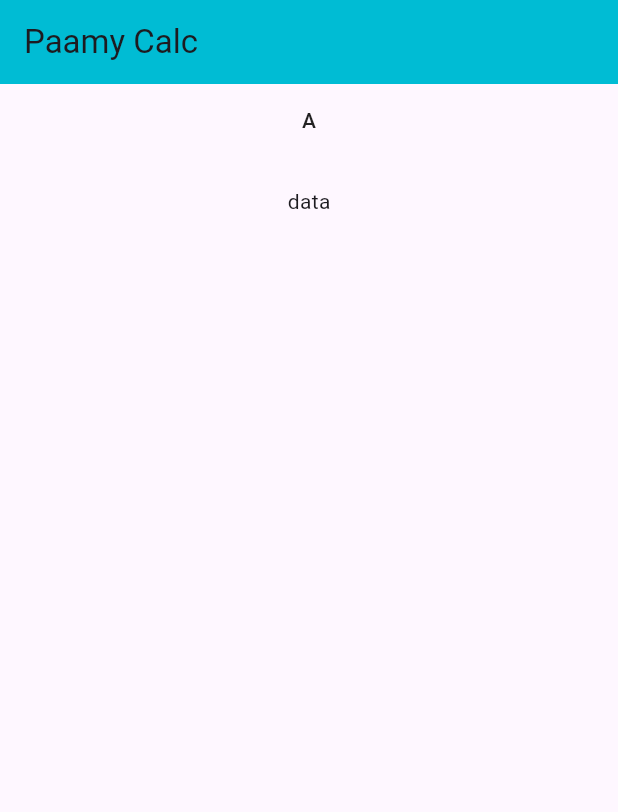
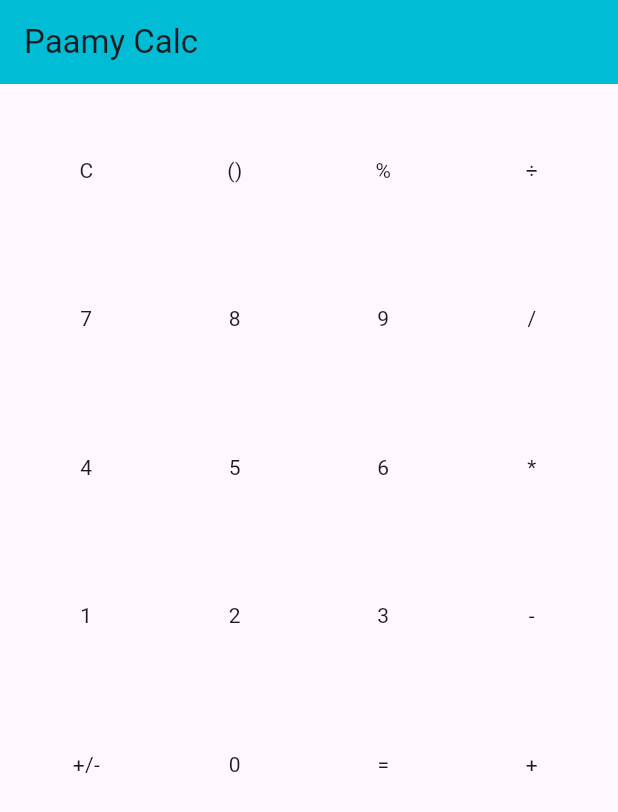
Before and after one commit to Ammarmyp/mcp_calculator, a Flutter app: the screen it shows after launch, on a phone screen of 412 x 824 dp. Shown: the top 812 px of the screen. Run offline on Flutter 3.47's test engine with Material 3 defaults, Android fonts, the phone set to English and light mode, and no system bars.

Commit message:
add the main numbers and operator signs

```diff
--- a/lib/components/custom_button.dart
+++ b/lib/components/custom_button.dart
@@ -1,13 +1,27 @@
 import 'package:flutter/material.dart';
 
 class CustomButton extends StatelessWidget {
-  const CustomButton({super.key});
+  final String label;
+  final Color? bgColor;
+  final Color? textColor;
+  final VoidCallback onPressed;
+  const CustomButton({
+    super.key,
+    required this.label,
+    this.bgColor,
+    this.textColor,
+    required this.onPressed,
+  });
 
   @override
   Widget build(BuildContext context) {
-    return MaterialButton(
-      child: const Text("A"),
-      onPressed: () {},
+    return GestureDetector(
+      onTap: onPressed,
+      child: Container(
+        alignment: Alignment.center,
+        decoration: const BoxDecoration(),
+        child: Text(label),
+      ),
     );
   }
 }
--- a/lib/main.dart
+++ b/lib/main.dart
@@ -18,7 +18,7 @@ class MyApp extends StatelessWidget {
       theme: Appthemedata.lightMode,
       themeMode: Appthemedata.themeMode,
       debugShowCheckedModeBanner: false,
-      routes: {"/": (context) => const SimpleCalculator()},
+      routes: {"/": (context) => SimpleCalculator()},
     );
   }
 }
--- a/lib/screens/simple_calculator.dart
+++ b/lib/screens/simple_calculator.dart
@@ -2,7 +2,30 @@ import 'package:flutter/material.dart';
 import 'package:mcp_calculator/components/custom_button.dart';
 
 class SimpleCalculator extends StatelessWidget {
-  const SimpleCalculator({super.key});
+  final List<String> buttons = [
+    'C',
+    '()',
+    '%',
+    "÷",
+    '7',
+    '8',
+    '9',
+    '/',
+    '4',
+    '5',
+    '6',
+    '*',
+    '1',
+    '2',
+    '3',
+    '-',
+    '+/-',
+    '0',
+    '=',
+    '+',
+  ];
+
+  SimpleCalculator({super.key});
 
   @override
   Widget build(BuildContext context) {
@@ -10,17 +33,45 @@ class SimpleCalculator extends StatelessWidget {
       appBar: AppBar(
         title: const Text("Paamy Calc"),
       ),
-      body: const Center(
+      body: Center(
         child: Column(
+          mainAxisAlignment: MainAxisAlignment.center,
           children: [
-            CustomButton(),
-            SizedBox(
-              height: 20,
+            Expanded(
+              flex: 5,
+              child: GridView.builder(
+                itemCount: buttons.length,
+                gridDelegate: const SliverGridDelegateWithFixedCrossAxisCount(
+                  crossAxisCount: 4, // 4 buttons per row
+                  crossAxisSpacing: 8,
+                  mainAxisSpacing: 8,
+                ),
+                padding: const EdgeInsets.all(12),
+                itemBuilder: (context, index) {
+                  return CustomButton(
+                    label: buttons[index],
+                    // bgColor: _getButtonColor(buttons[index]),
+                    textColor: Colors.white,
+                    onPressed: () {
+                      // Add your button logic here
+                      print('Pressed: ${buttons[index]}');
+                    },
+                  );
+                },
+              ),
             ),
-            Text("data")
           ],
         ),
       ),
     );
   }
+
+  // // Get button color based on its type
+  // Color _getButtonColor(String label) {
+  //   if (label == 'C') return Colors.red;
+  //   if (label == '=' || label == '+' || label == '-' || label == '*' || label == '/') {
+  //     return Colors.orange;
+  //   }
+  //   return Colors.grey[850]!;
+  // }
 }
```
